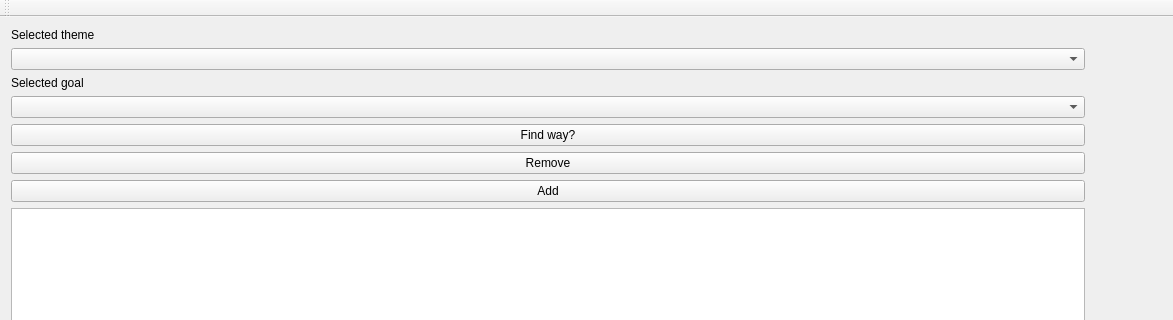
First picture: the form in project/window.ui, repository aaaaaa2493/oop-technologies-2019, before the edit; both pictures show x 0 to 1173 and y 0 to 320 of the 1173 by 717 pixel window.
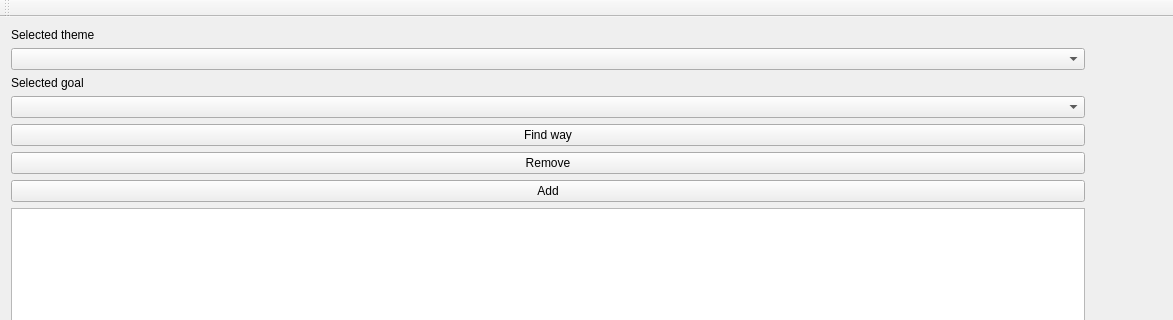
Second picture: the form after the edit.

The edit to the form file:
```diff
--- a/project/window.ui
+++ b/project/window.ui
@@ -45,7 +45,7 @@
         <item>
          <widget class="QPushButton" name="findWay">
           <property name="text">
-           <string>Find way?</string>
+           <string>Find way</string>
           </property>
          </widget>
         </item>
```
